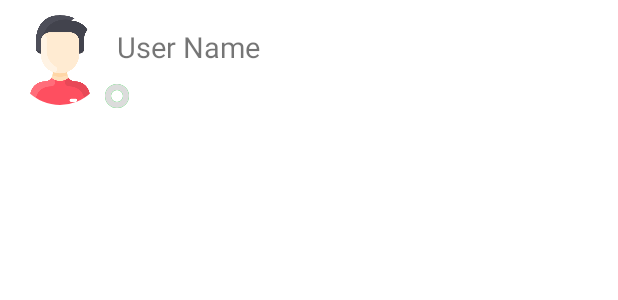
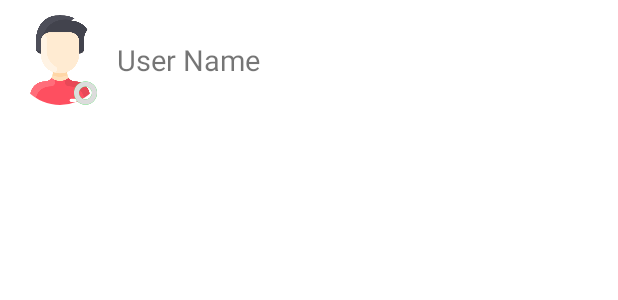
Before and after one commit to abdulrafayn001/Aao-Baat-Karain-ChatApp, an Android app: the layout search_item_layout.xml on its own in the app's theme, with its tools: preview values and no code run, on a phone screen of 412 x 824 dp. Shown: the top 300 px of the screen. Run offline under Robolectric (Android 15) with nearby library versions, the phone set to English and light mode, and no system bars.

Commit message:
Change Search item layout.

```diff
--- a/app/src/main/res/layout/search_item_layout.xml
+++ b/app/src/main/res/layout/search_item_layout.xml
@@ -1,5 +1,5 @@
 <?xml version="1.0" encoding="utf-8"?>
-<androidx.constraintlayout.widget.ConstraintLayout xmlns:android="http://schemas.android.com/apk/res/android"
+<RelativeLayout xmlns:android="http://schemas.android.com/apk/res/android"
     xmlns:app="http://schemas.android.com/apk/res-auto"
     xmlns:tools="http://schemas.android.com/tools"
     android:layout_width="match_parent"
@@ -32,9 +32,14 @@
         android:id="@+id/online_status"
         android:layout_width="16dp"
         android:layout_height="16dp"
-        android:layout_below="@id/username"
-        android:layout_marginTop="12dp"
-        android:layout_toEndOf="@+id/username"
+        android:layout_alignStart="@+id/profile_image"
+        android:layout_alignTop="@+id/profile_image"
+        android:layout_alignEnd="@+id/profile_image"
+        android:layout_alignBottom="@+id/profile_image"
+        android:layout_marginStart="39dp"
+        android:layout_marginTop="44dp"
+        android:layout_marginEnd="5dp"
+        android:layout_marginBottom="0dp"
         android:src="@drawable/ic_profile"
         app:civ_border_color="#05df29"
         app:civ_border_width="12dp"
@@ -45,9 +50,14 @@
         android:id="@+id/offline_status"
         android:layout_width="16dp"
         android:layout_height="16dp"
-        android:layout_below="@id/username"
-        android:layout_marginTop="12dp"
-        android:layout_toEndOf="@+id/username"
+        android:layout_alignStart="@+id/profile_image"
+        android:layout_alignTop="@+id/profile_image"
+        android:layout_alignEnd="@+id/profile_image"
+        android:layout_alignBottom="@+id/profile_image"
+        android:layout_marginStart="39dp"
+        android:layout_marginTop="44dp"
+        android:layout_marginEnd="5dp"
+        android:layout_marginBottom="0dp"
         android:src="@drawable/ic_profile"
         app:civ_border_color="#DCDCDC"
         app:civ_border_width="12dp"
@@ -58,9 +68,11 @@
         android:id="@+id/last_message"
         android:layout_width="wrap_content"
         android:layout_height="wrap_content"
+
         android:layout_below="@+id/username"
-
         android:layout_marginStart="8dp"
+        android:layout_marginTop="-1dp"
+        android:layout_toEndOf="@+id/profile_image"
         android:maxLines="1"
         android:padding="6dp"
         android:textSize="10sp"
@@ -68,4 +80,4 @@
         app:layout_constraintTop_toBottomOf="@+id/username" />
 
 
-</androidx.constraintlayout.widget.ConstraintLayout>
+</RelativeLayout>
```
